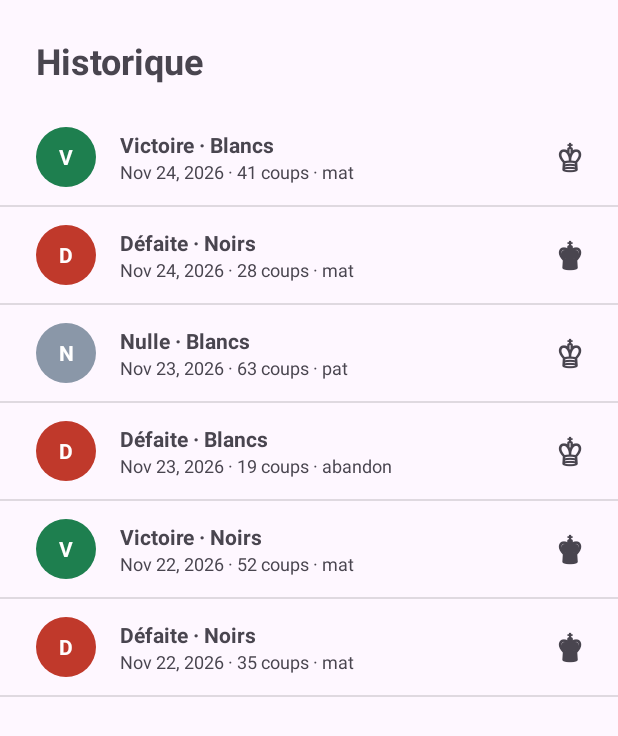
After one commit to enzo-mischler/TP-Philidor, an Android app: the HistoriqueActivity screen opened directly, with no data from a screen before it, on a phone screen of 412 x 824 dp. The commit adds this screen. Shown: the top 736 px of the screen. Run offline under Robolectric (Android 15) with nearby library versions, the phone set to English and light mode, and no system bars.

Commit message:
Partie 2

```diff
--- /dev/null
+++ b/app/src/main/java/fr/mines/philidor/HistoriqueActivity.java
@@ -0,0 +1,75 @@
+package fr.mines.philidor;
+
+import android.os.Bundle;
+
+import androidx.activity.EdgeToEdge;
+import androidx.appcompat.app.AppCompatActivity;
+import androidx.core.graphics.Insets;
+import androidx.core.view.ViewCompat;
+import androidx.core.view.WindowInsetsCompat;
+
+import com.google.android.material.dialog.MaterialAlertDialogBuilder;
+
+import java.util.ArrayList;
+import java.util.Date;
+import java.util.List;
+
+import fr.mines.philidor.databinding.ActivityHistoriqueBinding;
+
+public class HistoriqueActivity extends AppCompatActivity {
+
+    private static final long UN_JOUR = 24L * 60 * 60 * 1000;
+
+    private ActivityHistoriqueBinding binding;
+    private PartieJoueeAdapter adaptateur;
+
+    @Override
+    protected void onCreate(Bundle savedInstanceState) {
+        super.onCreate(savedInstanceState);
+        EdgeToEdge.enable(this);
+        binding = ActivityHistoriqueBinding.inflate(getLayoutInflater());
+        setContentView(binding.getRoot());
+        ViewCompat.setOnApplyWindowInsetsListener(binding.main, (v, insets) -> {
+            Insets systemBars = insets.getInsets(WindowInsetsCompat.Type.systemBars());
+            v.setPadding(systemBars.left, systemBars.top, systemBars.right, systemBars.bottom);
+            return insets;
+        });
+
+        List<PartieJouee> parties = partiesInventees();
+        adaptateur = new PartieJoueeAdapter(this, parties);
+        binding.liste.setAdapter(adaptateur);
+        binding.liste.setEmptyView(binding.vide);
+
+        binding.liste.setOnItemLongClickListener((parent, vue, position, id) -> {
+            confirmerSuppression(adaptateur.getItem(position));
+            return true;
+        });
+    }
+
+    private void confirmerSuppression(PartieJouee partie) {
+        new MaterialAlertDialogBuilder(this)
+                .setTitle(R.string.supprimer_titre)
+                .setMessage(R.string.supprimer_message)
+                .setNegativeButton(R.string.annuler, null)
+                .setPositiveButton(R.string.supprimer,
+                        (dialogue, quel) -> adaptateur.remove(partie))
+                .show();
+    }
+
+    // Parties inventées en attendant les vraies (partie 5), de la plus récente à la plus ancienne
+    private List<PartieJouee> partiesInventees() {
+        long maintenant = System.currentTimeMillis();
+        Date aujourdhui = new Date(maintenant);
+        Date hier = new Date(maintenant - UN_JOUR);
+        Date avantHier = new Date(maintenant - 2 * UN_JOUR);
+
+        List<PartieJouee> parties = new ArrayList<>();
+        parties.add(new PartieJouee(aujourdhui, true, PartieJouee.Resultat.VICTOIRE, PartieJouee.Fin.MAT, 41));
+        parties.add(new PartieJouee(aujourdhui, false, PartieJouee.Resultat.DEFAITE, PartieJouee.Fin.MAT, 28));
+        parties.add(new PartieJouee(hier, true, PartieJouee.Resultat.NULLE, PartieJouee.Fin.PAT, 63));
+        parties.add(new PartieJouee(hier, true, PartieJouee.Resultat.DEFAITE, PartieJouee.Fin.ABANDON, 19));
+        parties.add(new PartieJouee(avantHier, false, PartieJouee.Resultat.VICTOIRE, PartieJouee.Fin.MAT, 52));
+        parties.add(new PartieJouee(avantHier, false, PartieJouee.Resultat.DEFAITE, PartieJouee.Fin.MAT, 35));
+        return parties;
+    }
+}
--- /dev/null
+++ b/app/src/main/java/fr/mines/philidor/PartieJouee.java
@@ -0,0 +1,44 @@
+package fr.mines.philidor;
+
+import java.util.Date;
+
+public class PartieJouee {
+
+    public enum Resultat {VICTOIRE, DEFAITE, NULLE}
+
+    public enum Fin {MAT, PAT, NULLE, ABANDON}
+
+    private final Date date;
+    private final boolean blancs;
+    private final Resultat resultat;
+    private final Fin fin;
+    private final int nbCoups;
+
+    public PartieJouee(Date date, boolean blancs, Resultat resultat, Fin fin, int nbCoups) {
+        this.date = date;
+        this.blancs = blancs;
+        this.resultat = resultat;
+        this.fin = fin;
+        this.nbCoups = nbCoups;
+    }
+
+    public Date getDate() {
+        return date;
+    }
+
+    public boolean isBlancs() {
+        return blancs;
+    }
+
+    public Resultat getResultat() {
+        return resultat;
+    }
+
+    public Fin getFin() {
+        return fin;
+    }
+
+    public int getNbCoups() {
+        return nbCoups;
+    }
+}
--- /dev/null
+++ b/app/src/main/java/fr/mines/philidor/PartieJoueeAdapter.java
@@ -0,0 +1,82 @@
+package fr.mines.philidor;
+
+import android.content.Context;
+import android.view.LayoutInflater;
+import android.view.View;
+import android.view.ViewGroup;
+import android.widget.ArrayAdapter;
+
+import androidx.annotation.NonNull;
+import androidx.core.content.ContextCompat;
+
+import java.text.DateFormat;
+import java.util.List;
+
+import fr.mines.philidor.databinding.ItemPartieBinding;
+
+public class PartieJoueeAdapter extends ArrayAdapter<PartieJouee> {
+
+    private final DateFormat formatDate = DateFormat.getDateInstance(DateFormat.MEDIUM);
+
+    public PartieJoueeAdapter(Context context, List<PartieJouee> parties) {
+        super(context, 0, parties);
+    }
+
+    @NonNull
+    @Override
+    public View getView(int position, View convertView, @NonNull ViewGroup parent) {
+        ItemPartieBinding b;
+        if (convertView == null) {
+            b = ItemPartieBinding.inflate(LayoutInflater.from(getContext()), parent, false);
+            b.getRoot().setTag(b);
+        } else {
+            b = (ItemPartieBinding) convertView.getTag();
+        }
+
+        PartieJouee p = getItem(position);
+        Context c = getContext();
+
+        int texteResultat;
+        if (p.getResultat() == PartieJouee.Resultat.VICTOIRE) {
+            texteResultat = R.string.victoire;
+            b.pastille.setText(R.string.initiale_victoire);
+            b.pastille.setBackground(ContextCompat.getDrawable(c, R.drawable.pastille_victoire));
+        } else if (p.getResultat() == PartieJouee.Resultat.DEFAITE) {
+            texteResultat = R.string.defaite;
+            b.pastille.setText(R.string.initiale_defaite);
+            b.pastille.setBackground(ContextCompat.getDrawable(c, R.drawable.pastille_defaite));
+        } else {
+            texteResultat = R.string.nulle;
+            b.pastille.setText(R.string.initiale_nulle);
+            b.pastille.setBackground(ContextCompat.getDrawable(c, R.drawable.pastille_nulle));
+        }
+
+        int texteCouleur;
+        if (p.isBlancs()) {
+            texteCouleur = R.string.blancs;
+            b.roi.setText(R.string.roi_blanc);
+        } else {
+            texteCouleur = R.string.noirs;
+            b.roi.setText(R.string.roi_noir);
+        }
+        b.resultat.setText(c.getString(R.string.resultat_couleur,
+                c.getString(texteResultat), c.getString(texteCouleur)));
+
+        int texteFin;
+        if (p.getFin() == PartieJouee.Fin.MAT) {
+            texteFin = R.string.fin_mat;
+        } else if (p.getFin() == PartieJouee.Fin.PAT) {
+            texteFin = R.string.fin_pat;
+        } else if (p.getFin() == PartieJouee.Fin.ABANDON) {
+            texteFin = R.string.fin_abandon;
+        } else {
+            texteFin = R.string.fin_nulle;
+        }
+        String coups = c.getResources().getQuantityString(
+                R.plurals.nb_coups, p.getNbCoups(), p.getNbCoups());
+        b.details.setText(c.getString(R.string.details_partie,
+                formatDate.format(p.getDate()), coups, c.getString(texteFin)));
+
+        return b.getRoot();
+    }
+}
--- /dev/null
+++ b/app/src/main/res/drawable/pastille_defaite.xml
@@ -0,0 +1,5 @@
+<?xml version="1.0" encoding="utf-8"?>
+<shape xmlns:android="http://schemas.android.com/apk/res/android"
+    android:shape="oval">
+    <solid android:color="@color/rouge" />
+</shape>
--- /dev/null
+++ b/app/src/main/res/drawable/pastille_nulle.xml
@@ -0,0 +1,5 @@
+<?xml version="1.0" encoding="utf-8"?>
+<shape xmlns:android="http://schemas.android.com/apk/res/android"
+    android:shape="oval">
+    <solid android:color="@color/gris" />
+</shape>
--- /dev/null
+++ b/app/src/main/res/drawable/pastille_victoire.xml
@@ -0,0 +1,5 @@
+<?xml version="1.0" encoding="utf-8"?>
+<shape xmlns:android="http://schemas.android.com/apk/res/android"
+    android:shape="oval">
+    <solid android:color="@color/vert" />
+</shape>
--- /dev/null
+++ b/app/src/main/res/layout/activity_historique.xml
@@ -0,0 +1,65 @@
+<?xml version="1.0" encoding="utf-8"?>
+<androidx.constraintlayout.widget.ConstraintLayout xmlns:android="http://schemas.android.com/apk/res/android"
+    xmlns:app="http://schemas.android.com/apk/res-auto"
+    xmlns:tools="http://schemas.android.com/tools"
+    android:id="@+id/main"
+    android:layout_width="match_parent"
+    android:layout_height="match_parent"
+    tools:context=".HistoriqueActivity">
+
+    <TextView
+        android:id="@+id/titre"
+        style="@style/TexteTitre"
+        android:layout_width="wrap_content"
+        android:layout_height="wrap_content"
+        android:layout_marginStart="24dp"
+        android:layout_marginTop="24dp"
+        android:text="@string/historique"
+        app:layout_constraintStart_toStartOf="parent"
+        app:layout_constraintTop_toTopOf="parent" />
+
+    <FrameLayout
+        android:layout_width="0dp"
+        android:layout_height="0dp"
+        android:layout_marginTop="16dp"
+        app:layout_constraintBottom_toBottomOf="parent"
+        app:layout_constraintEnd_toEndOf="parent"
+        app:layout_constraintStart_toStartOf="parent"
+        app:layout_constraintTop_toBottomOf="@id/titre">
+
+        <ListView
+            android:id="@+id/liste"
+            android:layout_width="match_parent"
+            android:layout_height="match_parent" />
+
+        <LinearLayout
+            android:id="@+id/vide"
+            android:layout_width="wrap_content"
+            android:layout_height="wrap_content"
+            android:layout_gravity="center"
+            android:gravity="center_horizontal"
+            android:orientation="vertical">
+
+            <TextView
+                style="@style/TexteIcone"
+                android:layout_width="wrap_content"
+                android:layout_height="wrap_content"
+                android:text="@string/tour"
+                android:textColor="@color/gris" />
+
+            <TextView
+                style="@style/TexteLibelle"
+                android:layout_width="wrap_content"
+                android:layout_height="wrap_content"
+                android:text="@string/aucune_partie" />
+
+            <TextView
+                style="@style/TextePetit"
+                android:layout_width="wrap_content"
+                android:layout_height="wrap_content"
+                android:layout_marginTop="4dp"
+                android:text="@string/lancer_partie" />
+        </LinearLayout>
+    </FrameLayout>
+
+</androidx.constraintlayout.widget.ConstraintLayout>
--- /dev/null
+++ b/app/src/main/res/layout/item_partie.xml
@@ -0,0 +1,52 @@
+<?xml version="1.0" encoding="utf-8"?>
+<LinearLayout xmlns:android="http://schemas.android.com/apk/res/android"
+    xmlns:tools="http://schemas.android.com/tools"
+    android:layout_width="match_parent"
+    android:layout_height="wrap_content"
+    android:gravity="center_vertical"
+    android:orientation="horizontal"
+    android:paddingStart="24dp"
+    android:paddingTop="12dp"
+    android:paddingEnd="24dp"
+    android:paddingBottom="12dp">
+
+    <TextView
+        android:id="@+id/pastille"
+        style="@style/TexteLibelle"
+        android:layout_width="40dp"
+        android:layout_height="40dp"
+        android:gravity="center"
+        android:textColor="@color/white"
+        tools:background="@drawable/pastille_victoire"
+        tools:text="V" />
+
+    <LinearLayout
+        android:layout_width="0dp"
+        android:layout_height="wrap_content"
+        android:layout_marginStart="16dp"
+        android:layout_weight="1"
+        android:orientation="vertical">
+
+        <TextView
+            android:id="@+id/resultat"
+            style="@style/TexteLibelle"
+            android:layout_width="wrap_content"
+            android:layout_height="wrap_content"
+            tools:text="Victoire · Blancs" />
+
+        <TextView
+            android:id="@+id/details"
+            style="@style/TextePetit"
+            android:layout_width="wrap_content"
+            android:layout_height="wrap_content"
+            tools:text="22 nov. · 41 coups · mat" />
+    </LinearLayout>
+
+    <TextView
+        android:id="@+id/roi"
+        style="@style/TexteTitre"
+        android:layout_width="wrap_content"
+        android:layout_height="wrap_content"
+        tools:text="@string/roi_blanc" />
+
+</LinearLayout>
--- a/app/src/main/res/values/colors.xml
+++ b/app/src/main/res/values/colors.xml
@@ -4,5 +4,7 @@
     <color name="white">#FFFFFFFF</color>
     <color name="vert">#1E7F4F</color>
     <color name="vert_clair">#E3F2EA</color>
+    <color name="rouge">#C0392B</color>
+    <color name="gris">#8A97A8</color>
 
 </resources>
--- a/app/src/main/res/values/strings.xml
+++ b/app/src/main/res/values/strings.xml
@@ -11,4 +11,32 @@
     <string name="surprenant">surprenant</string>
     <string name="nouvelle_partie">Nouvelle partie</string>
     <string name="historique_parties">Historique des parties</string>
+    <string name="couleur_choisie">Couleur : %1$s</string>
+    <string name="creativite_choisie">Créativité : %1$s</string>
+    <string name="historique">Historique</string>
+    <string name="aucune_partie">Aucune partie jouée</string>
+    <string name="lancer_partie">Lancez une partie depuis l\'accueil.</string>
+    <string name="tour">\u265C</string>
+    <string name="victoire">Victoire</string>
+    <string name="defaite">Défaite</string>
+    <string name="nulle">Nulle</string>
+    <string name="initiale_victoire">V</string>
+    <string name="initiale_defaite">D</string>
+    <string name="initiale_nulle">N</string>
+    <string name="fin_mat">mat</string>
+    <string name="fin_pat">pat</string>
+    <string name="fin_nulle">nulle</string>
+    <string name="fin_abandon">abandon</string>
+    <string name="roi_blanc">\u2654</string>
+    <string name="roi_noir">\u265A</string>
+    <string name="resultat_couleur">%1$s · %2$s</string>
+    <string name="details_partie">%1$s · %2$s · %3$s</string>
+    <string name="supprimer_titre">Supprimer la partie ?</string>
+    <string name="supprimer_message">Cette partie sera retirée de l\'historique.</string>
+    <string name="supprimer">Supprimer</string>
+    <string name="annuler">Annuler</string>
+    <plurals name="nb_coups">
+        <item quantity="one">%d coup</item>
+        <item quantity="other">%d coups</item>
+    </plurals>
 </resources>
--- a/app/src/main/res/values/styles.xml
+++ b/app/src/main/res/values/styles.xml
@@ -13,4 +13,8 @@
     <style name="TextePetit">
         <item name="android:textSize">12sp</item>
     </style>
+
+    <style name="TexteIcone">
+        <item name="android:textSize">64sp</item>
+    </style>
 </resources>
```
Also changed, not shown: app/src/main/AndroidManifest.xml (+10 -1 lines), app/src/main/java/fr/mines/philidor/MainActivity.java (+28 -0 lines), app/src/main/java/fr/mines/philidor/PartieActivity.java (added, +46 -0 lines), app/src/main/res/layout/activity_main.xml (+12 -5 lines), app/src/main/res/layout/activity_partie.xml (added, +31 -0 lines).
